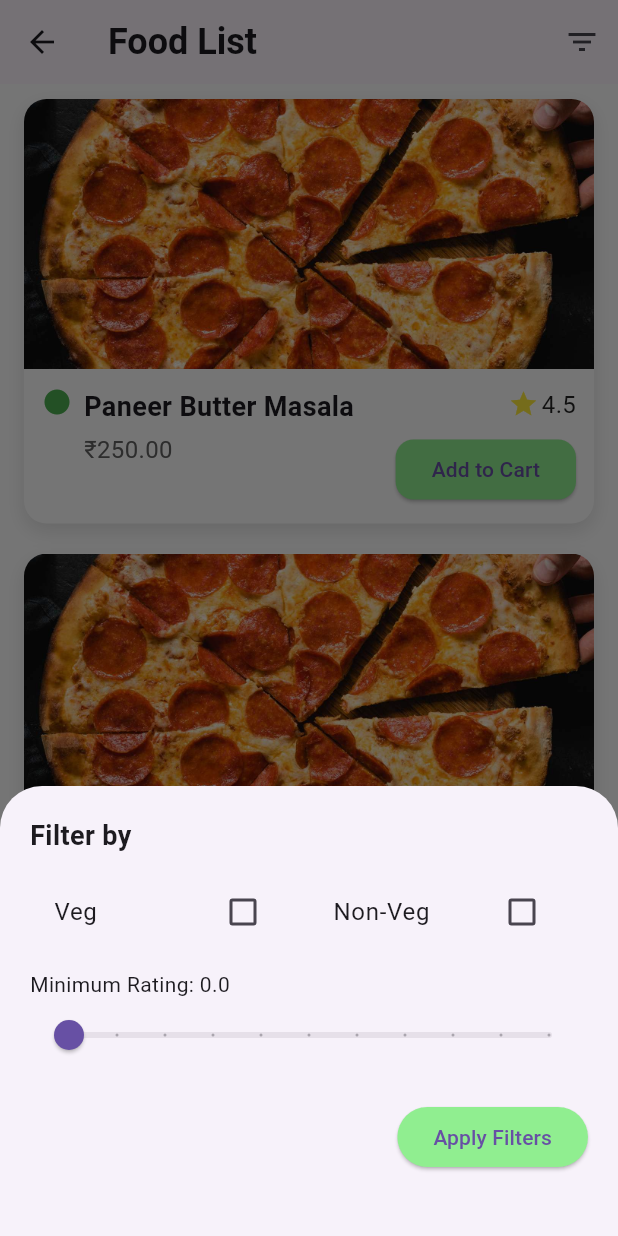
After one commit to Arivazha9an/food_delivery_user, a Flutter app: the FoodLists screen opened directly, after a tap on the "filter list" icon, on a phone screen of 412 x 824 dp. The commit adds this screen. Run offline on Flutter 3.47's test engine with Material 3 defaults, Android fonts, the phone set to English and light mode, and no system bars; our stand-ins replace carousel_slider, flutter_rating_bar, image_picker.

Commit message:
Added some Ui's

```diff
--- a/lib/main.dart
+++ b/lib/main.dart
@@ -56,6 +56,7 @@ class MyApp extends StatelessWidget {
               fontWeight: FontWeight.normal,
             ),
             titleSmall: TextStyle(
+
               color: textColor,
               fontSize: 14,
               fontWeight: FontWeight.w400,
--- a/lib/screens/bottom_nav.dart
+++ b/lib/screens/bottom_nav.dart
@@ -1,4 +1,3 @@
-
 import 'package:flutter/material.dart';
 import 'package:food_delivery_user/screens/homescreen.dart';
 import 'package:food_delivery_user/screens/hotel.dart';
@@ -16,10 +15,10 @@ class _CustomBottomNavigationBarState extends State<CustomBottomNavigationBar> {
   int _selectedIndex = 0;
 
   final List<Widget> _screens = [
-      HomePage(),
-     HotelRestaurantListScreen(),
-      ProfileScreen(),
-      ProfileScreen(),
+    HomePage(),
+    HotelRestaurantListScreen(),
+    ProfileScreen(),
+    ProfileScreen(),
   ];
 
   @override
@@ -32,7 +31,6 @@ class _CustomBottomNavigationBarState extends State<CustomBottomNavigationBar> {
       primaryColor,
       primaryColor
     ];
-
     return Scaffold(
       body: _screens[_selectedIndex],
       bottomNavigationBar: BottomNavigationBar(
@@ -52,18 +50,17 @@ class _CustomBottomNavigationBarState extends State<CustomBottomNavigationBar> {
             label: 'Menu',
           ),
           BottomNavigationBarItem(
-            icon: _buildBottomNavIcon(Icons.person, 2, iconColors),
-            label: 'Profile',
+            icon: _buildBottomNavIcon(Icons.shopping_cart, 2, iconColors),
+            label: 'Orders',
           ),
           BottomNavigationBarItem(
-            icon: _buildBottomNavIcon(Icons.more, 3, iconColors),
-            label: 'More',
+            icon: _buildBottomNavIcon(Icons.person, 3, iconColors),
+            label: 'Profile',
           ),
         ],
       ),
     );
   }
-
 
   Widget _buildBottomNavIcon(IconData icon, int index, List<Color> colors) {
     return Column(
@@ -87,7 +84,6 @@ class _CustomBottomNavigationBarState extends State<CustomBottomNavigationBar> {
   }
 }
 
-
 class SearchScreen extends StatelessWidget {
   const SearchScreen({super.key});
 
--- a/lib/screens/food_detailpage.dart
+++ b/lib/screens/food_detailpage.dart
@@ -27,7 +27,6 @@ class _FoodDetailsPageState extends State<FoodDetailsPage> {
 
   // Function to handle quantity increase
   void increaseQuantity() {
-
     setState(() {
       quantity++;
     });
@@ -70,11 +69,12 @@ class _FoodDetailsPageState extends State<FoodDetailsPage> {
             Center(
               child: Container(
                 height: 200,
-                width: MediaQuery.sizeOf(context).width/1,
+                width: MediaQuery.sizeOf(context).width / 1,
                 decoration: BoxDecoration(
                   borderRadius: BorderRadius.circular(10),
                   image: const DecorationImage(
-                    image: AssetImage('assets/images/pizza.jpg'), // Placeholder image
+                    image: AssetImage(
+                        'assets/images/pizza.jpg'), // Placeholder image
                     fit: BoxFit.cover,
                   ),
                 ),
@@ -103,9 +103,37 @@ class _FoodDetailsPageState extends State<FoodDetailsPage> {
             const SizedBox(height: 10),
 
             // Price Display
+            Row(
+              mainAxisAlignment: MainAxisAlignment.spaceBetween,
+              children: [
                 Text(
                   "₹ ${(widget.price * quantity).toStringAsFixed(2)}", // Display price based on quantity
-              style: const TextStyle(fontSize: 20, fontWeight: FontWeight.bold),
+                  style: const TextStyle(
+                      fontSize: 18, fontWeight: FontWeight.bold),
+                ),
+                Row(
+                  mainAxisAlignment: MainAxisAlignment.start,
+                  children: [
+                    // Decrease Quantity Button
+                    IconButton(
+                      icon: const Icon(Icons.remove),
+                      onPressed: decreaseQuantity,
+                      color: Theme.of(context).primaryColor,
+                    ),
+                    // Display Current Quantity
+                    Text(
+                      quantity.toString(),
+                      style: const TextStyle(fontSize: 16),
+                    ),
+                    // Increase Quantity Button
+                    IconButton(
+                      icon: const Icon(Icons.add),
+                      onPressed: increaseQuantity,
+                      color: Theme.of(context).primaryColor,
+                    ),
+                  ],
+                ),
+              ],
             ),
 
             const SizedBox(height: 10),
@@ -133,42 +161,16 @@ class _FoodDetailsPageState extends State<FoodDetailsPage> {
             const SizedBox(height: 20),
 
             // Quantity Adjuster
-            Row(
-              mainAxisAlignment: MainAxisAlignment.start,
-              children: [
-                const Text("Quantity:", style: TextStyle(fontSize: 16)),
-                const SizedBox(width: 10),
-                // Decrease Quantity Button
-                IconButton(
-                  icon: const Icon(Icons.remove),
-                  onPressed: decreaseQuantity,
-                  color: Theme.of(context).primaryColor,
-                ),
-                // Display Current Quantity
-                Text(
-                  quantity.toString(),
-                  style: const TextStyle(fontSize: 16),
-                ),
-                // Increase Quantity Button
-                IconButton(
-                  icon: const Icon(Icons.add),
-                  onPressed: increaseQuantity,
-                  color: Theme.of(context).primaryColor,
-                ),
-              ],
-            ),
-
-            const SizedBox(height: 20),
 
             // Reviews Section
+
               Expanded(
   child: Column(
     crossAxisAlignment: CrossAxisAlignment.start,
     children: [
       const Text(
         "Reviews:",
-                    style: TextStyle(
-                        fontSize: 18, fontWeight: FontWeight.bold),
+        style: TextStyle(fontSize: 18, fontWeight: FontWeight.bold),
       ),
       const SizedBox(height: 10),
       Expanded(
@@ -181,16 +183,25 @@ class _FoodDetailsPageState extends State<FoodDetailsPage> {
                 crossAxisAlignment: CrossAxisAlignment.start,
                 children: [
                   const Icon(Icons.person, size: 30, color: Colors.grey),
+
                   const SizedBox(width: 10),
                   Expanded(
                     child: Column(
                       crossAxisAlignment: CrossAxisAlignment.start,
                       children: [
-                                    Text(
+                        // Chat bubble container
+                        Container(
+                          padding: const EdgeInsets.all(12),
+                          decoration: BoxDecoration(
+                            color: Colors.grey[200],
+                            borderRadius: BorderRadius.circular(20),
+                          ),
+                          child: Text(
                             widget.reviews[index],
                             style: const TextStyle(fontSize: 16),
                           ),
-                                    const Divider(),
+                        ),
+                        const SizedBox(height: 5), // space between bubbles
                       ],
                     ),
                   ),
@@ -200,6 +211,8 @@ class _FoodDetailsPageState extends State<FoodDetailsPage> {
           },
         ),
       ),
+
+
                 ],
               ),
             ),
@@ -214,7 +227,8 @@ class _FoodDetailsPageState extends State<FoodDetailsPage> {
                   // Implement purchase functionality here
                 },
                 style: ElevatedButton.styleFrom(
-                  backgroundColor: Theme.of(context).primaryColor, // Button color
+                  backgroundColor:
+                      Theme.of(context).primaryColor, // Button color
                   padding: const EdgeInsets.symmetric(vertical: 16),
                 ),
                 child: const Text(
--- /dev/null
+++ b/lib/screens/food_lists.dart
@@ -0,0 +1,295 @@
+import 'package:flutter/material.dart';
+import 'package:food_delivery_user/screens/food_detailpage.dart';
+
+class FoodItem {
+  final String name;
+  final double price;
+  final double rating;
+  final bool isVeg;
+  final String imageUrl;
+
+  FoodItem({
+    required this.name,
+    required this.price,
+    required this.rating,
+    required this.isVeg,
+    required this.imageUrl,
+  });
+}
+
+class FoodLists extends StatefulWidget {
+  @override
+  _FoodListPageState createState() => _FoodListPageState();
+}
+
+class _FoodListPageState extends State<FoodLists> {
+  List<FoodItem> foodItems = [
+    FoodItem(
+      name: 'Paneer Butter Masala',
+      price: 250,
+      rating: 4.5,
+      isVeg: true,
+      imageUrl: 'assets/images/pizza.jpg',
+    ),
+    FoodItem(
+      name: 'Chicken Biryani',
+      price: 300,
+      rating: 4.8,
+      isVeg: false,
+      imageUrl: 'assets/images/pizza.jpg',
+    ),
+    FoodItem(
+      name: 'Dal Makhani',
+      price: 180,
+      rating: 4.0,
+      isVeg: true,
+      imageUrl: 'assets/images/pizza.jpg',
+    ),
+    FoodItem(
+      name: 'Mutton Curry',
+      price: 350,
+      rating: 4.9,
+      isVeg: false,
+      imageUrl: 'assets/images/pizza.jpg',
+    ),
+  ];
+
+  bool isVegFilter = false;
+  bool isNonVegFilter = false;
+  double minRating = 0.0;
+
+  List<FoodItem> get filteredFoodItems {
+    return foodItems.where((item) {
+      if (isVegFilter && !item.isVeg) return false;
+      if (isNonVegFilter && item.isVeg) return false;
+      if (item.rating < minRating) return false;
+      return true;
+    }).toList();
+  }
+
+  void _showFilterOptions(BuildContext context) {
+    showModalBottomSheet(
+      context: context,
+      builder: (context) {
+        return StatefulBuilder(
+          builder: (context, setModalState) {
+            return Container(
+              padding: EdgeInsets.all(20),
+              height: 300,
+              child: Column(
+                crossAxisAlignment: CrossAxisAlignment.start,
+                children: [
+                  Text(
+                    'Filter by',
+                    style: TextStyle(
+                      fontSize: 18,
+                      fontWeight: FontWeight.bold,
+                    ),
+                  ),
+                  SizedBox(height: 10),
+                  Row(
+                    children: [
+                      Expanded(
+                        child: CheckboxListTile(
+                          title: Text('Veg'),
+                          value: isVegFilter,
+                          onChanged: (value) {
+                            setModalState(() {
+                              isVegFilter = value ?? false;
+                            });
+                          },
+                        ),
+                      ),
+                      Expanded(
+                        child: CheckboxListTile(
+                          title: Text('Non-Veg'),
+                          value: isNonVegFilter,
+                          onChanged: (value) {
+                            setModalState(() {
+                              isNonVegFilter = value ?? false;
+                            });
+                          },
+                        ),
+                      ),
+                    ],
+                  ),
+                  SizedBox(height: 10),
+                  Text('Minimum Rating: ${minRating.toStringAsFixed(1)}'),
+                  Slider(
+                    value: minRating,
+                    min: 0.0,
+                    max: 5.0,
+                    divisions: 10,
+                    label: minRating.toStringAsFixed(1),
+                    onChanged: (value) {
+                      setModalState(() {
+                        minRating = value;
+                      });
+                    },
+                  ),
+                  SizedBox(height: 20),
+                  Align(
+                    alignment: Alignment.centerRight,
+                    child: ElevatedButton(
+                      onPressed: () {
+                        setState(() {});
+                        Navigator.pop(context);
+                      },
+                      child: Text('Apply Filters'),
+                    ),
+                  ),
+                ],
+              ),
+            );
+          },
+        );
+      },
+    );
+  }
+
+  @override
+  Widget build(BuildContext context) {
+    return Scaffold(
+      appBar: AppBar(
+        title: Text('Food List'),
+        actions: [
+          IconButton(
+            icon: Icon(Icons.filter_list),
+            onPressed: () {
+              _showFilterOptions(context);
+            },
+          ),
+        ],
+      ),
+      body: Column(
+        children: [
+          // Filter Button
+
+          Expanded(
+            child: ListView.builder(
+              itemCount: filteredFoodItems.length,
+              itemBuilder: (context, index) {
+                final foodItem = filteredFoodItems[index];
+                return Padding(
+                  padding: const EdgeInsets.symmetric(
+                      vertical: 10.0, horizontal: 16.0),
+                  child: Container(
+                    decoration: BoxDecoration(
+                      borderRadius: BorderRadius.circular(15),
+                      color: Colors.white,
+                      boxShadow: [
+                        BoxShadow(
+                          color: Colors.grey.withOpacity(0.3),
+                          blurRadius: 10,
+                          offset: Offset(0, 5),
+                        ),
+                      ],
+                    ),
+                    child: Column(
+                      crossAxisAlignment: CrossAxisAlignment.start,
+                      children: [
+                        // Food Image
+                        GestureDetector(
+                          onTap: (){
+                             Navigator.of(context).push(
+                MaterialPageRoute(
+                  builder: (context) =>   FoodDetailsPage(foodName: '', price: foodItem.price
+                  , isVeg: foodItem.isVeg, rating: foodItem.rating, reviews: [],)
+                ),
+              );
+                          },
+                          child: ClipRRect(
+                            borderRadius: BorderRadius.only(
+                                topLeft: Radius.circular(15),
+                                topRight: Radius.circular(15)),
+                            child: Image.asset(
+                              foodItem.imageUrl,
+                              width: double.infinity,
+                              height: 180,
+                              fit: BoxFit.cover,
+                            ),
+                          ),
+                        ),
+                        Padding(
+                          padding: const EdgeInsets.all(12.0),
+                          child: Row(
+                            crossAxisAlignment: CrossAxisAlignment.start,
+                            children: [
+                              // Veg/Non-Veg Indicator
+                              Icon(
+                                foodItem.isVeg ? Icons.circle : Icons.circle,
+                                color:
+                                    foodItem.isVeg ? Colors.green : Colors.red,
+                                size: 20,
+                              ),
+                              SizedBox(width: 8),
+                              // Food Name & Price
+                              Expanded(
+                                child: Column(
+                                  crossAxisAlignment: CrossAxisAlignment.start,
+                                  children: [
+                                    Text(
+                                      foodItem.name,
+                                      style: TextStyle(
+                                        fontSize: 18,
+                                        fontWeight: FontWeight.bold,
+                                      ),
+                                    ),
+                                    SizedBox(height: 4),
+                                    Text(
+                                      '₹${foodItem.price.toStringAsFixed(2)}',
+                                      style: TextStyle(
+                                        fontSize: 16,
+                                        color: Colors.grey[700],
+                                      ),
+                                    ),
+                                  ],
+                                ),
+                              ),
+                              // Rating
+                              Column(
+                                crossAxisAlignment: CrossAxisAlignment.end,
+                                children: [
+                                  Row(
+                                    children: [
+                                      Icon(Icons.star,
+                                          color: Colors.yellow, size: 20),
+                                      SizedBox(width: 2),
+                                      Text(
+                                        '${foodItem.rating}',
+                                        style: TextStyle(
+                                          fontSize: 16,
+                                          color: Colors.black87,
+                                        ),
+                                      ),
+                                    ],
+                                  ),
+                                  SizedBox(height: 8),
+                                  ElevatedButton(
+                                    onPressed: () {
+                                      // Add to cart functionality
+                                    },
+                                    child: Text('Add to Cart'),
+                                    style: ElevatedButton.styleFrom(
+                                      shape: RoundedRectangleBorder(
+                                        borderRadius: BorderRadius.circular(12),
+                                      ),
+                                    ),
+                                  ),
+                                ],
+                              ),
+                            ],
+                          ),
+                        ),
+                      ],
+                    ),
+                  ),
+                );
+              },
+            ),
+          ),
+        ],
+      ),
+    );
+  }
+}
--- a/lib/screens/hotel.dart
+++ b/lib/screens/hotel.dart
@@ -1,4 +1,5 @@
 import 'package:flutter/material.dart';
+import 'package:food_delivery_user/screens/food_lists.dart';
 
 class HotelRestaurantListScreen extends StatefulWidget {
   const HotelRestaurantListScreen({super.key});
@@ -210,7 +211,15 @@ class _RestaurantCardState extends State<RestaurantCard> {
         crossAxisAlignment: CrossAxisAlignment.start,
         children: [
           // Image Section
-          ClipRRect(
+          GestureDetector(
+            onTap: (){
+                  Navigator.of(context).push(
+                MaterialPageRoute(
+                  builder: (context) =>   FoodLists()
+                ),
+              );
+            },
+            child: ClipRRect(
               borderRadius: const BorderRadius.only(
                 topLeft: Radius.circular(10),
                 topRight: Radius.circular(10),
@@ -220,6 +229,7 @@ class _RestaurantCardState extends State<RestaurantCard> {
                 height: 180,
                 width: double.infinity,
                 fit: BoxFit.cover,
+              ),
             ),
           ),
           Padding(
```
Also changed, not shown: pubspec.lock. Lines whose indentation alone changed are shown as unchanged.
